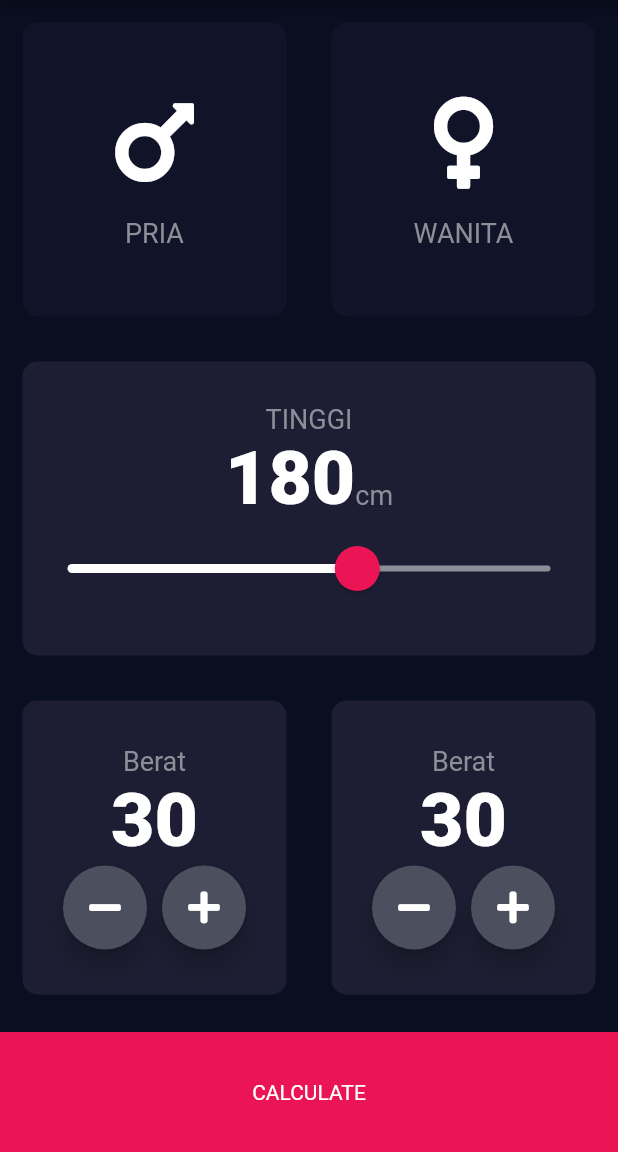
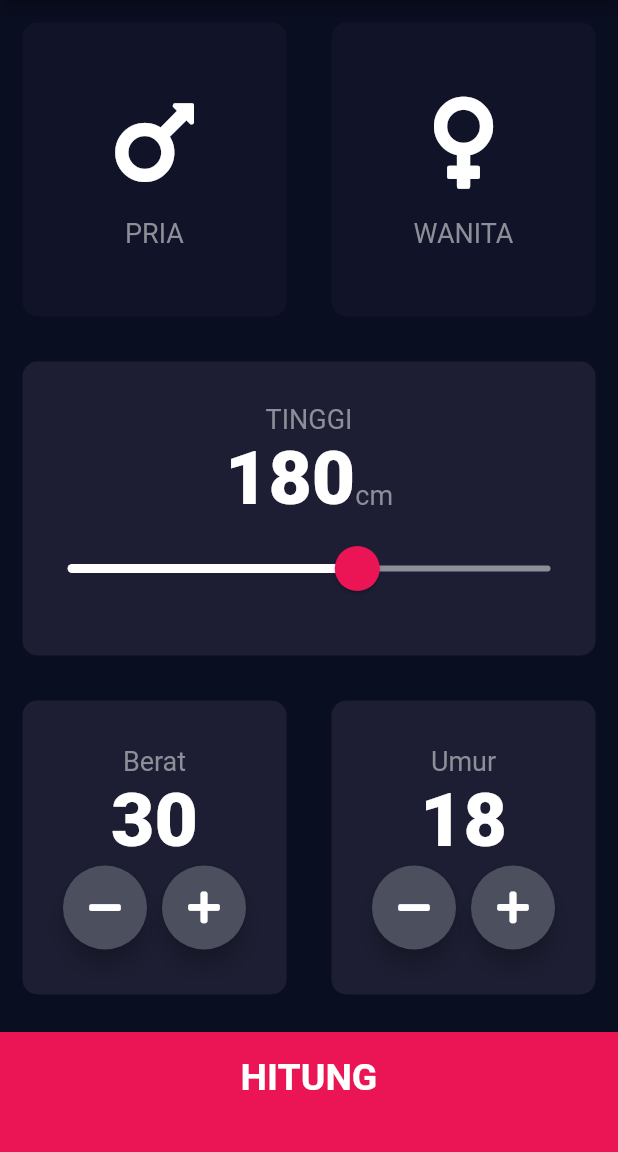
Before and after one commit to budibrass/Praktikum_Android_UNISKA, a Flutter app: the screen it shows after launch, on a phone screen of 412 x 824 dp, the part 84-1236 px from its top. Run offline on Flutter 3.47's test engine with Material 2 defaults, Android fonts, the phone set to English and light mode, and no system bars; our stand-ins replace font_awesome_flutter.

Commit message:
bmi calculator

```diff
--- a/bmi_calculator_o/lib/main.dart
+++ b/bmi_calculator_o/lib/main.dart
@@ -1,9 +1,8 @@
+import 'package:bmi_calculator_o/screens/result_page.dart';
 import 'package:flutter/material.dart';
 import 'package:bmi_calculator_o/screens/inpurt.page.dart';
 
-void main() {
-  runApp(BMICalculator());
-}
+void main() => runApp(BMICalculator());
 
 class BMICalculator extends StatelessWidget {
   const BMICalculator({Key key}) : super(key: key);
@@ -11,10 +10,12 @@ class BMICalculator extends StatelessWidget {
   @override
   Widget build(BuildContext context) {
     return MaterialApp(
-        theme: ThemeData.dark().copyWith(
-            primaryColor: Color(0xFF0A0E21),
-            scaffoldBackgroundColor: Color(0xFF0A0E21)),
-        home: InputPage(),
-        debugShowCheckedModeBanner: false);
+      theme: ThemeData.dark().copyWith(
+          primaryColor: Color(0xFF0A0E21),
+          scaffoldBackgroundColor: Color(0xFF0A0E21)),
+      home: InputPage(),
+      debugShowCheckedModeBanner: true,
+      routes: {ResultPage.routeName: (context) => ResultPage()},
+    );
   }
 }
--- a/bmi_calculator_o/lib/screens/inpurt.page.dart
+++ b/bmi_calculator_o/lib/screens/inpurt.page.dart
@@ -1,5 +1,8 @@
+import 'package:bmi_calculator_o/calculator_brain.dart';
+import 'package:bmi_calculator_o/components/bottom_button.dart';
 import 'package:bmi_calculator_o/components/round_button_icon.dart';
 import 'package:bmi_calculator_o/constant.dart';
+import 'package:bmi_calculator_o/screens/result_page.dart';
 import 'package:flutter/material.dart';
 import 'package:font_awesome_flutter/font_awesome_flutter.dart';
 import '../components/reusable_widget.dart';
@@ -176,11 +179,11 @@ class _InputPageState extends State<InputPage> {
                       mainAxisAlignment: MainAxisAlignment.center,
                       children: [
                         Text(
-                          'Berat',
+                          'Umur',
                           style: kLabelStyle,
                         ),
                         Text(
-                          weight.toString(),
+                          age.toString(),
                           style: kNumberTextStyle,
                         ),
                         Row(
@@ -190,7 +193,7 @@ class _InputPageState extends State<InputPage> {
                               icon: FontAwesomeIcons.minus,
                               onPressed: () {
                                 setState(() {
-                                  if (weight > 30) weight--;
+                                  if (age > 1) age--;
                                 });
                               },
                             ),
@@ -201,7 +204,7 @@ class _InputPageState extends State<InputPage> {
                               icon: FontAwesomeIcons.plus,
                               onPressed: () {
                                 setState(() {
-                                  weight++;
+                                  age++;
                                 });
                               },
                             ),
@@ -216,15 +219,21 @@ class _InputPageState extends State<InputPage> {
 
             // Untuk tombol calculate
 
-            Container(
-              alignment: Alignment.center,
-              margin: EdgeInsets.only(top: 10.0),
-              decoration: BoxDecoration(
-                  color: kBottomContainerColor), //Color(0xFF1D1E33),
-              // borderRadius: BorderRadius.circular(10.0)),
-              height: kBottomContainerHeight,
-              width: double.infinity,
-              child: Text("CALCULATE"),
+            BottomButton(
+              buttonText: 'HITUNG',
+              onTap: () {
+                CalculatorBrain hitung =
+                    CalculatorBrain(height: height, weight: weight);
+                Navigator.pushNamed(
+                  context,
+                  ResultPage.routeName,
+                  arguments: ResultPage(
+                    bmiResult: hitung.calculateBMI(),
+                    resultText: hitung.getResult(),
+                    interpretation: hitung.getInterpretation(),
+                  ),
+                );
+              },
             )
           ],
         ));
```
Also changed, not shown: bmi_calculator_o/lib/calculator_brain.dart (added, +34 -0 lines), bmi_calculator_o/lib/screens/result_page.dart (added, +85 -0 lines).
